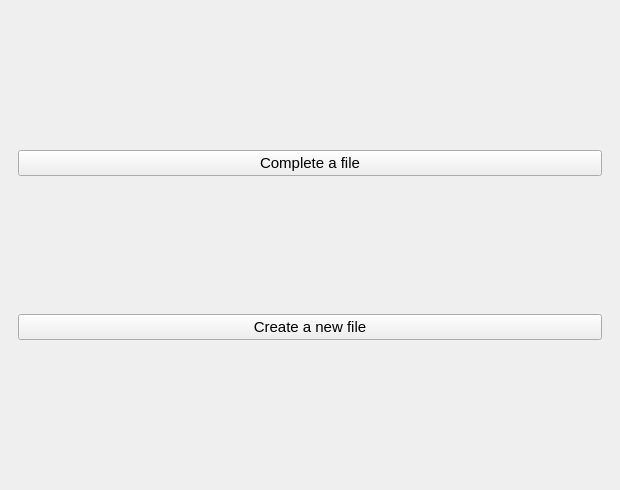
Before: the Qt Designer form diagwayprojection/DiagwayProjection_dockwidget_base.ui in StundFR/diagway, drawn with Qt 5.
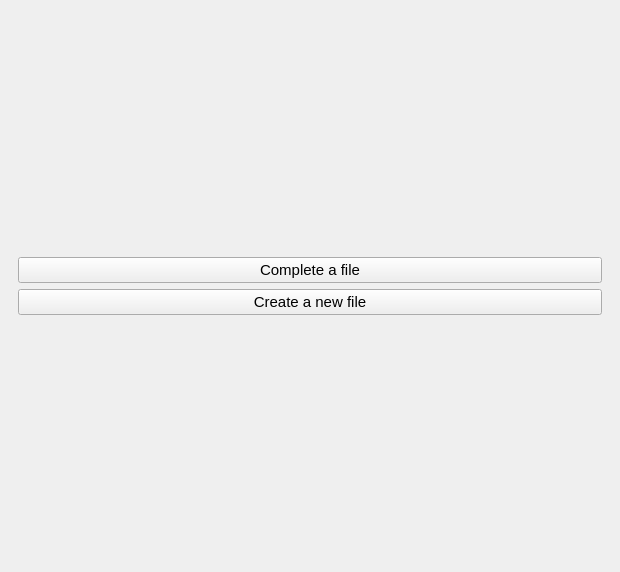
After: the same form once the commit is applied. The open tabs and pages were chosen to show the change. Icons and pictures are not drawn. Custom widgets are drawn as their Qt base class.

Commit message: Rajout du bouton 'full auto'

The edit to the form file:
```diff
--- a/diagwayprojection/DiagwayProjection_dockwidget_base.ui
+++ b/diagwayprojection/DiagwayProjection_dockwidget_base.ui
@@ -7,7 +7,7 @@
     <x>0</x>
     <y>0</y>
     <width>620</width>
-    <height>490</height>
+    <height>572</height>
    </rect>
   </property>
   <property name="windowTitle">
@@ -28,6 +28,19 @@
       </property>
       <widget class="QWidget" name="page_1">
        <layout class="QVBoxLayout" name="verticalLayout">
+        <item>
+         <spacer name="verticalSpacer_2">
+          <property name="orientation">
+           <enum>Qt::Vertical</enum>
+          </property>
+          <property name="sizeHint" stdset="0">
+           <size>
+            <width>20</width>
+            <height>40</height>
+           </size>
+          </property>
+         </spacer>
+        </item>
         <item>
          <widget class="QPushButton" name="push_complete">
           <property name="font">
@@ -52,6 +65,19 @@
           </property>
          </widget>
         </item>
+        <item>
+         <spacer name="verticalSpacer">
+          <property name="orientation">
+           <enum>Qt::Vertical</enum>
+          </property>
+          <property name="sizeHint" stdset="0">
+           <size>
+            <width>20</width>
+            <height>40</height>
+           </size>
+          </property>
+         </spacer>
+        </item>
        </layout>
       </widget>
       <widget class="QWidget" name="page_2_create">
```
Left out of the diff: 16 changed lines with no effect on the pictures.
